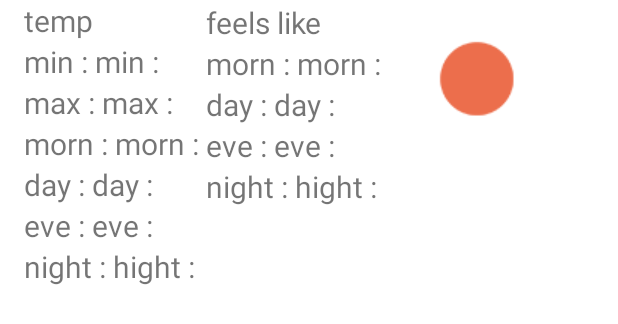
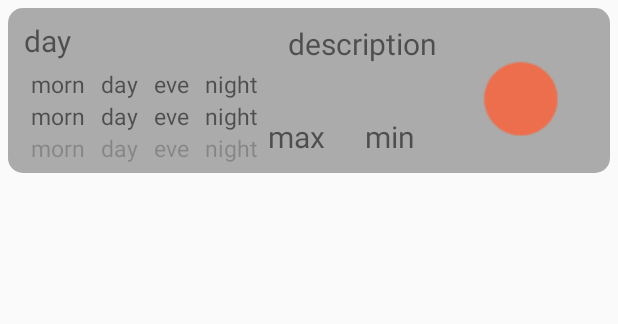
Before and after one commit to kakosleft/weater4cast, an Android app: the layout daily_item.xml on its own in the app's theme, with its tools: preview values and no code run, on a phone screen of 412 x 824 dp. Shown: the top 324 px of the screen. Run offline under Robolectric (Android 15) with nearby library versions, the light colour scheme and no system bars.

Commit message:
добавил дни недели в погоду по дням

```diff
--- a/app/src/main/AndroidManifest.xml
+++ b/app/src/main/AndroidManifest.xml
@@ -12,7 +12,7 @@
         android:label="@string/app_name"
         android:roundIcon="@mipmap/ic_launcher_round"
         android:supportsRtl="true"
-        android:theme="@style/Theme.Weather4cast">
+        android:theme="@style/Theme.AppCompat.DayNight.NoActionBar">
         <activity android:name=".MainActivity">
             <intent-filter>
                 <action android:name="android.intent.action.MAIN" />
--- a/app/src/main/java/com/waaade/weather4cast/MainActivity.kt
+++ b/app/src/main/java/com/waaade/weather4cast/MainActivity.kt
@@ -438,7 +438,7 @@ class MainActivity : AppCompatActivity() {
         fun parseDaily(json: JSONArray) {
             WeatherData.daily.clear()
 
-            for (i in 0 until json.length()) {
+            for (i in 1 until json.length()) {
 
                 val qwe = json.getJSONObject(i)
                 val zxc = qwe.getJSONArray("weather").getJSONObject(0)
@@ -446,23 +446,26 @@ class MainActivity : AppCompatActivity() {
                 val temp = qwe.getJSONObject("temp")
                 val feelsLike = qwe.getJSONObject("feels_like")
 
+                val sdf = SimpleDateFormat("EEEE", Locale.ENGLISH)
+                val dayOfWeek = sdf.format(Date(qwe.get("dt").toString().toLong() * 1000))
+
                 val dailyWeather = DailyWeather(
-                        dt = qwe.get("dt").toString(),
+                        dt = dayOfWeek,
                         sunrise = qwe.get("sunrise").toString(),
                         sunset = qwe.get("sunset").toString(),
                         temp = Temp(
-                                day = temp.get("day").toString(),
-                                min = temp.get("min").toString(),
-                                max = temp.get("max").toString(),
-                                eve = temp.get("eve").toString(),
-                                night = temp.get("night").toString(),
-                                morn = temp.get("morn").toString()
+                                day = parseTemp(temp.get("day").toString()),
+                                min = parseTemp(temp.get("min").toString()),
+                                max = parseTemp(temp.get("max").toString()),
+                                eve = parseTemp(temp.get("eve").toString()),
+                                night = parseTemp(temp.get("night").toString()),
+                                morn = parseTemp(temp.get("morn").toString())
                         ),
                         feels_like = FeelsLike(
-                                day = feelsLike.get("day").toString(),
-                                eve = feelsLike.get("eve").toString(),
-                                morn = feelsLike.get("morn").toString(),
-                                night = feelsLike.get("night").toString()
+                                day = parseTemp(feelsLike.get("day").toString()),
+                                eve = parseTemp(feelsLike.get("eve").toString()),
+                                morn = parseTemp(feelsLike.get("morn").toString()),
+                                night = parseTemp(feelsLike.get("night").toString())
                         ),
                         humidity = qwe.get("humidity").toString(),
                         wind_speed = qwe.get("wind_speed").toString(),
--- a/app/src/main/java/com/waaade/weather4cast/adapters/DailyAdapter.kt
+++ b/app/src/main/java/com/waaade/weather4cast/adapters/DailyAdapter.kt
@@ -28,9 +28,13 @@ class DailyAdapter(private val dataSet: MutableList<DailyWeather>) :
         val feels_like_night: TextView
 
         val ico: ImageView
+        val dt: TextView
+        val description: TextView
 
 
         init {
+            description = view.findViewById(R.id.daily_description)
+            dt = view.findViewById(R.id.daily_dt)
             temp_min = view.findViewById(R.id.daily_temp_min)
             temp_max = view.findViewById(R.id.daily_temp_max)
             temp_morn = view.findViewById(R.id.daily_temp_morn)
@@ -55,7 +59,8 @@ class DailyAdapter(private val dataSet: MutableList<DailyWeather>) :
     }
 
     override fun onBindViewHolder(viewHolder: ViewHolder, position: Int) {
-
+        viewHolder.description.text = dataSet[position].description
+        viewHolder.dt.text = dataSet[position].dt
         viewHolder.temp_min.text = dataSet[position].temp.min
         viewHolder.temp_max.text = dataSet[position].temp.max
         viewHolder.temp_morn.text = dataSet[position].temp.morn
--- /dev/null
+++ b/app/src/main/res/drawable/item_teme.xml
@@ -0,0 +1,12 @@
+<?xml version="1.0" encoding="utf-8"?>
+<selector xmlns:android="http://schemas.android.com/apk/res/android">
+    <item>
+        <shape android:shape="rectangle">
+            <corners android:radius="10dp"/>
+            <size  android:height="55dp"/>
+            <solid android:color="#ababab"/>
+
+        </shape>
+    </item>
+
+</selector>
--- a/app/src/main/res/layout/activity_main.xml
+++ b/app/src/main/res/layout/activity_main.xml
@@ -25,6 +25,9 @@
 
             <FrameLayout
                 android:id="@+id/header_layout"
+                android:background="@drawable/item_teme"
+                android:layout_margin="5dp"
+                android:padding="5dp"
                 android:layout_width="match_parent"
                 android:layout_height="wrap_content" />
 
--- a/app/src/main/res/layout/daily_item.xml
+++ b/app/src/main/res/layout/daily_item.xml
@@ -1,145 +1,206 @@
 <?xml version="1.0" encoding="utf-8"?>
-<androidx.constraintlayout.widget.ConstraintLayout
-    xmlns:android="http://schemas.android.com/apk/res/android"
+<androidx.constraintlayout.widget.ConstraintLayout xmlns:android="http://schemas.android.com/apk/res/android"
     xmlns:app="http://schemas.android.com/apk/res-auto"
+    xmlns:tools="http://schemas.android.com/tools"
     android:layout_width="match_parent"
+    android:layout_margin="5dp"
+    android:background="@drawable/item_teme"
     android:layout_height="wrap_content">
 
-    <LinearLayout
-        android:id="@+id/linearLayout3"
+
+    <TextView
+        android:id="@+id/daily_temp_min"
         android:layout_width="wrap_content"
         android:layout_height="wrap_content"
-        android:orientation="vertical"
-        app:layout_constraintBottom_toBottomOf="parent"
-        app:layout_constraintEnd_toEndOf="parent"
-        app:layout_constraintHorizontal_bias="0.055"
+        android:layout_marginTop="72dp"
+        android:layout_marginEnd="20dp"
+        android:text="min"
+        android:textSize="20dp"
+        app:layout_constraintEnd_toStartOf="@+id/daily_icon"
+        app:layout_constraintTop_toTopOf="parent" />
+
+    <TextView
+        android:id="@+id/daily_temp_max"
+        android:layout_width="wrap_content"
+        android:layout_height="wrap_content"
+        android:layout_marginTop="72dp"
+        android:layout_marginEnd="80dp"
+        android:text="max"
+        android:textSize="20dp"
+        app:layout_constraintEnd_toStartOf="@+id/daily_icon"
+        app:layout_constraintTop_toTopOf="parent" />
+
+    <TextView
+        android:id="@+id/daily_dt"
+        android:layout_width="wrap_content"
+        android:layout_height="wrap_content"
+        android:layout_margin="10dp"
+        android:layout_marginHorizontal="5dp"
+        android:text="day"
+        android:textSize="20dp"
+        app:layout_constraintBottom_toTopOf="@+id/linearLayout2"
+        app:layout_constraintEnd_toStartOf="@+id/daily_description"
+        app:layout_constraintHorizontal_bias="0.006"
         app:layout_constraintStart_toStartOf="parent"
         app:layout_constraintTop_toTopOf="parent"
-        app:layout_constraintVertical_bias="0.029">
+        app:layout_constraintVertical_bias="0.307" />
 
-        <TextView
-            android:layout_width="wrap_content"
-            android:layout_height="wrap_content"
-            android:text="temp"
-            android:textSize="20dp" />
+    <TextView
+        android:id="@+id/daily_description"
+        android:layout_width="wrap_content"
+        android:layout_height="wrap_content"
+        android:layout_marginHorizontal="5dp"
+        android:layout_marginTop="10dp"
+        android:text="description"
+        android:textSize="20dp"
+        app:layout_constraintEnd_toStartOf="@+id/daily_icon"
+        app:layout_constraintHorizontal_bias="1.0"
+        app:layout_constraintStart_toStartOf="parent"
+        app:layout_constraintTop_toTopOf="parent" />
+
+    <LinearLayout
+        android:id="@+id/linearLayout2"
+        android:layout_width="wrap_content"
+        android:layout_height="wrap_content"
+        android:layout_marginLeft="10dp"
+        android:layout_marginTop="40dp"
+        android:orientation="horizontal"
+        app:layout_constraintStart_toStartOf="parent"
+        app:layout_constraintTop_toTopOf="parent">
 
         <LinearLayout
             android:layout_width="wrap_content"
             android:layout_height="wrap_content"
-            android:orientation="horizontal">
+            android:gravity="center_horizontal"
+            android:orientation="vertical">
 
             <TextView
                 android:layout_width="wrap_content"
                 android:layout_height="wrap_content"
-                android:text="min : "
-                android:textSize="20dp" />
+                android:layout_marginHorizontal="5dp"
+                android:text="morn"
+                android:textSize="15dp" />
 
             <TextView
-                android:id="@+id/daily_temp_min"
+                android:id="@+id/daily_temp_morn"
                 android:layout_width="wrap_content"
                 android:layout_height="wrap_content"
-                android:text="min : "
-                android:textSize="20dp" />
+                android:layout_marginHorizontal="5dp"
+                android:text="morn"
+                android:textSize="15dp" />
+
+            <TextView
+                android:id="@+id/daily_feels_like_morn"
+                android:layout_width="wrap_content"
+                android:layout_height="wrap_content"
+                android:layout_marginHorizontal="5dp"
+                android:alpha="0.4"
+                android:text="morn"
+                android:textSize="15dp" />
+
 
         </LinearLayout>
 
         <LinearLayout
             android:layout_width="wrap_content"
             android:layout_height="wrap_content"
-            android:orientation="horizontal">
+            android:gravity="center_horizontal"
+            android:orientation="vertical">
+
 
             <TextView
                 android:layout_width="wrap_content"
                 android:layout_height="wrap_content"
-                android:text="max : "
-                android:textSize="20dp" />
+                android:layout_marginHorizontal="5dp"
+                android:text="day"
+                android:textSize="15dp" />
 
             <TextView
-                android:id="@+id/daily_temp_max"
+                android:id="@+id/daily_temp_day"
                 android:layout_width="wrap_content"
                 android:layout_height="wrap_content"
-                android:text="max : "
-                android:textSize="20dp" />
+                android:layout_marginHorizontal="5dp"
+                android:text="day"
+                android:textSize="15dp" />
+
+
+            <TextView
+                android:id="@+id/daily_feels_like_day"
+                android:layout_width="wrap_content"
+                android:layout_height="wrap_content"
+                android:layout_marginHorizontal="5dp"
+                android:alpha="0.4"
+                android:text="day"
+                android:textSize="15dp" />
+
 
         </LinearLayout>
 
         <LinearLayout
             android:layout_width="wrap_content"
             android:layout_height="wrap_content"
-            android:orientation="horizontal">
+            android:gravity="center_horizontal"
+            android:orientation="vertical">
 
             <TextView
                 android:layout_width="wrap_content"
                 android:layout_height="wrap_content"
-                android:text="morn : "
-                android:textSize="20dp" />
+                android:layout_marginHorizontal="5dp"
+                android:text="eve"
+                android:textSize="15dp" />
 
             <TextView
-                android:id="@+id/daily_temp_morn"
+                android:id="@+id/daily_temp_eve"
                 android:layout_width="wrap_content"
                 android:layout_height="wrap_content"
-                android:text="morn : "
-                android:textSize="20dp" />
+                android:layout_marginHorizontal="5dp"
+                android:text="eve"
+                android:textSize="15dp" />
+
+
+            <TextView
+                android:id="@+id/daily_feels_like_eve"
+                android:layout_width="wrap_content"
+                android:layout_height="wrap_content"
+                android:layout_marginHorizontal="5dp"
+                android:alpha="0.4"
+                android:text="eve"
+                android:textSize="15dp" />
+
 
         </LinearLayout>
 
         <LinearLayout
             android:layout_width="wrap_content"
             android:layout_height="wrap_content"
-            android:orientation="horizontal">
+            android:gravity="center_horizontal"
+            android:orientation="vertical">
 
             <TextView
+                android:id="@+id/textView"
                 android:layout_width="wrap_content"
                 android:layout_height="wrap_content"
-                android:text="day : "
-                android:textSize="20dp" />
-
-            <TextView
-                android:id="@+id/daily_temp_day"
-                android:layout_width="wrap_content"
-                android:layout_height="wrap_content"
-                android:text="day : "
-                android:textSize="20dp" />
-
-        </LinearLayout>
-
-        <LinearLayout
-            android:layout_width="wrap_content"
-            android:layout_height="wrap_content"
-            android:orientation="horizontal">
-
-            <TextView
-                android:layout_width="wrap_content"
-                android:layout_height="wrap_content"
-                android:text="eve : "
-                android:textSize="20dp" />
-
-            <TextView
-                android:id="@+id/daily_temp_eve"
-                android:layout_width="wrap_content"
-                android:layout_height="wrap_content"
-                android:text="eve : "
-                android:textSize="20dp" />
-
-        </LinearLayout>
-
-        <LinearLayout
-            android:layout_width="wrap_content"
-            android:layout_height="wrap_content"
-            android:orientation="horizontal">
-
-            <TextView
-                android:layout_width="wrap_content"
-                android:layout_height="wrap_content"
-                android:text="night : "
-                android:textSize="20dp" />
+                android:layout_marginHorizontal="5dp"
+                android:text="night"
+                android:textSize="15dp" />
 
             <TextView
                 android:id="@+id/daily_temp_night"
                 android:layout_width="wrap_content"
                 android:layout_height="wrap_content"
-                android:text="hight : "
-                android:textSize="20dp" />
+                android:layout_marginHorizontal="5dp"
+                android:text="night"
+                android:textSize="15dp" />
+
+            <TextView
+                android:id="@+id/daily_feels_like_night"
+                android:layout_width="wrap_content"
+                android:layout_height="wrap_content"
+                android:layout_marginHorizontal="5dp"
+                android:alpha="0.4"
+                android:text="night"
+                android:textSize="15dp" />
+
 
         </LinearLayout>
 
@@ -147,120 +208,14 @@
     </LinearLayout>
 
 
-    <LinearLayout
-        android:id="@+id/linearLayout2"
-        android:layout_width="wrap_content"
-        android:layout_height="wrap_content"
-        android:orientation="vertical"
-        app:layout_constraintBottom_toBottomOf="parent"
-        app:layout_constraintEnd_toEndOf="parent"
-        app:layout_constraintHorizontal_bias="0.0"
-        app:layout_constraintStart_toEndOf="@+id/linearLayout3"
-        app:layout_constraintTop_toTopOf="parent"
-        app:layout_constraintVertical_bias="0.026">
-
-        <TextView
-            android:layout_width="wrap_content"
-            android:layout_height="wrap_content"
-            android:text="feels like"
-            android:textSize="20dp" />
-
-
-        <LinearLayout
-            android:layout_width="wrap_content"
-            android:layout_height="wrap_content"
-            android:orientation="horizontal">
-
-            <TextView
-                android:layout_width="wrap_content"
-                android:layout_height="wrap_content"
-                android:text="morn : "
-                android:textSize="20dp" />
-
-            <TextView
-                android:id="@+id/daily_feels_like_morn"
-                android:layout_width="wrap_content"
-                android:layout_height="wrap_content"
-                android:text="morn : "
-                android:textSize="20dp" />
-
-        </LinearLayout>
-
-        <LinearLayout
-            android:layout_width="wrap_content"
-            android:layout_height="wrap_content"
-            android:orientation="horizontal">
-
-            <TextView
-                android:layout_width="wrap_content"
-                android:layout_height="wrap_content"
-                android:text="day : "
-                android:textSize="20dp" />
-
-            <TextView
-                android:id="@+id/daily_feels_like_day"
-                android:layout_width="wrap_content"
-                android:layout_height="wrap_content"
-                android:text="day : "
-                android:textSize="20dp" />
-
-        </LinearLayout>
-
-        <LinearLayout
-            android:layout_width="wrap_content"
-            android:layout_height="wrap_content"
-            android:orientation="horizontal">
-
-            <TextView
-                android:layout_width="wrap_content"
-                android:layout_height="wrap_content"
-                android:text="eve : "
-                android:textSize="20dp" />
-
-            <TextView
-                android:id="@+id/daily_feels_like_eve"
-                android:layout_width="wrap_content"
-                android:layout_height="wrap_content"
-                android:text="eve : "
-                android:textSize="20dp" />
-
-        </LinearLayout>
-
-        <LinearLayout
-            android:layout_width="wrap_content"
-            android:layout_height="wrap_content"
-            android:orientation="horizontal">
-
-            <TextView
-                android:layout_width="wrap_content"
-                android:layout_height="wrap_content"
-                android:text="night : "
-                android:textSize="20dp" />
-
-            <TextView
-                android:id="@+id/daily_feels_like_night"
-                android:layout_width="wrap_content"
-                android:layout_height="wrap_content"
-                android:text="hight : "
-                android:textSize="20dp" />
-
-        </LinearLayout>
-
-
-    </LinearLayout>
-
     <ImageView
         android:id="@+id/daily_icon"
         android:layout_width="wrap_content"
         android:layout_height="wrap_content"
+        android:layout_margin="10dp"
         android:src="@drawable/ico01d"
-        app:layout_constraintBottom_toBottomOf="parent"
         app:layout_constraintEnd_toEndOf="parent"
-        app:layout_constraintHorizontal_bias="0.163"
-        app:layout_constraintStart_toEndOf="@+id/linearLayout2"
-        app:layout_constraintTop_toTopOf="parent"
-        app:layout_constraintVertical_bias="0.025" />
-
+        app:layout_constraintTop_toTopOf="parent" />
 
 
 </androidx.constraintlayout.widget.ConstraintLayout>
--- a/app/src/main/res/layout/hourly_item.xml
+++ b/app/src/main/res/layout/hourly_item.xml
@@ -2,6 +2,8 @@
 <androidx.constraintlayout.widget.ConstraintLayout xmlns:android="http://schemas.android.com/apk/res/android"
     xmlns:app="http://schemas.android.com/apk/res-auto"
     xmlns:tools="http://schemas.android.com/tools"
+    android:background="@drawable/item_teme"
+    android:layout_margin="5dp"
     android:layout_width="match_parent"
     android:layout_height="wrap_content">
 
```
Also changed, not shown: 1 other file.
